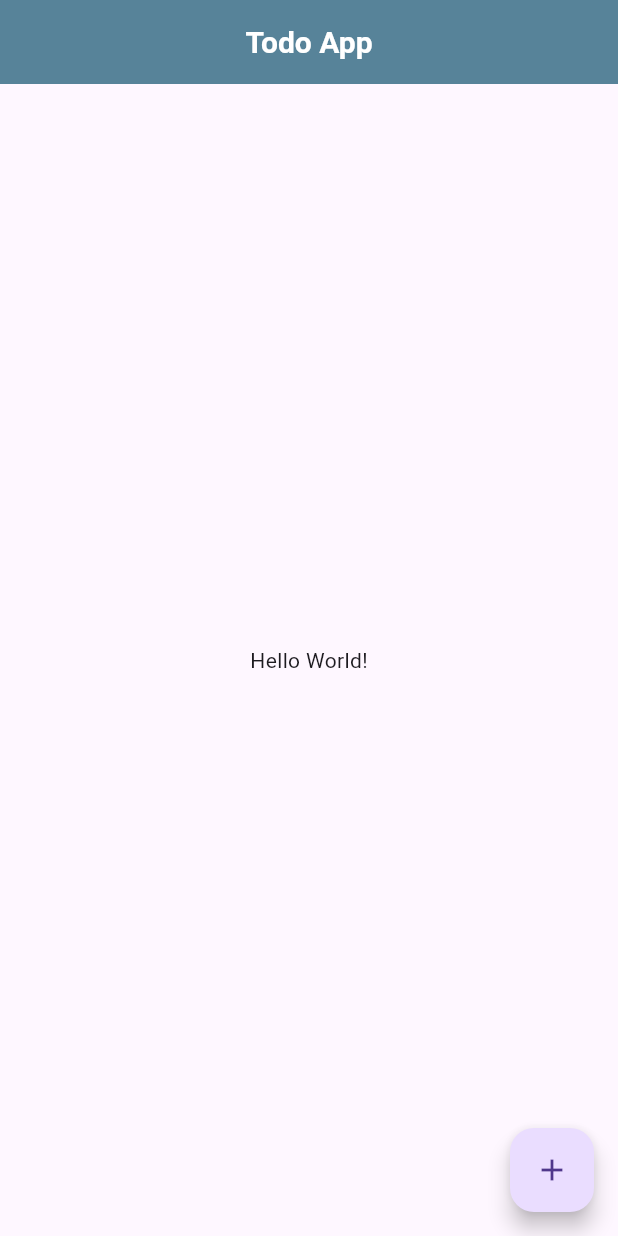
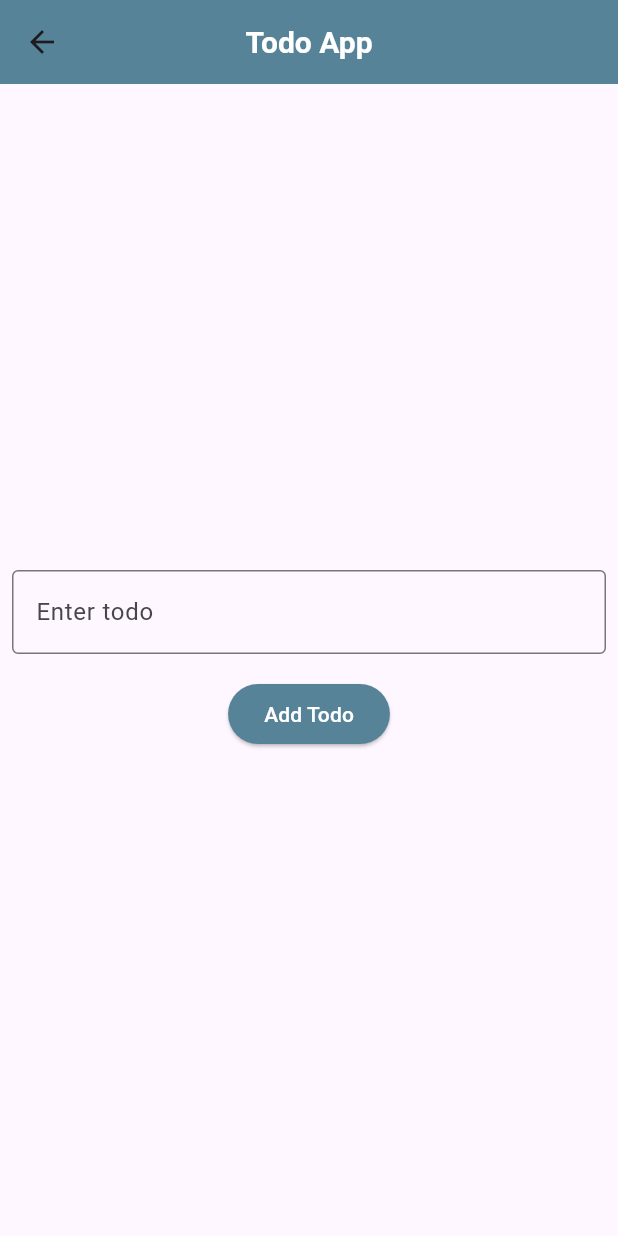
Before and after one commit to YOUHAD08/Flutter-Todo-App, a Flutter app: the screen it shows after launch, after a tap on the "add" icon, on a phone screen of 412 x 824 dp. Run offline on Flutter 3.47's test engine with Material 3 defaults, Android fonts, the phone set to English and light mode, and no system bars; our stand-ins replace flutter_riverpod.

Commit message:
feat(todo): implement AddTodoPage with form, update MyHomePage to navigate, and wrap app in ProviderScope

```diff
--- a/lib/main.dart
+++ b/lib/main.dart
@@ -1,8 +1,9 @@
 import 'package:flutter/material.dart';
+import 'package:flutter_riverpod/flutter_riverpod.dart';
 import 'package:to_do_app/pages/home.dart';
 
 void main() {
-  runApp(const MainApp());
+  runApp(ProviderScope(child: const MainApp()));
 }
 
 class MainApp extends StatelessWidget {
--- a/lib/pages/add.dart
+++ b/lib/pages/add.dart
@@ -0,0 +1,56 @@
+import 'package:flutter/material.dart';
+import 'package:flutter_riverpod/flutter_riverpod.dart';
+import 'package:to_do_app/providers/todo_provider.dart';
+
+class AddTodoPage extends ConsumerWidget {
+  const AddTodoPage({super.key});
+
+  @override
+  Widget build(BuildContext context, WidgetRef ref) {
+    TextEditingController todoController = TextEditingController();
+    return Scaffold(
+      appBar: AppBar(
+        title: Text('Todo App'),
+        centerTitle: true,
+        backgroundColor: const Color.fromARGB(255, 87, 131, 153),
+        titleTextStyle: TextStyle(
+          color: Colors.white,
+          fontSize: 20,
+          fontWeight: FontWeight.bold,
+        ),
+      ),
+      body: Center(
+        child: Column(
+          mainAxisAlignment: MainAxisAlignment.center,
+          children: [
+            Padding(
+              padding: const EdgeInsets.all(8.0),
+              child: TextField(
+                controller: todoController,
+                decoration: const InputDecoration(
+                  border: OutlineInputBorder(),
+                  hintText: 'Enter todo',
+                ),
+              ),
+            ),
+            Padding(
+              padding: const EdgeInsets.all(8.0),
+              child: ElevatedButton(
+                style: ElevatedButton.styleFrom(
+                  backgroundColor: const Color.fromARGB(255, 87, 131, 153),
+                  foregroundColor: Colors.white,
+                ),
+                onPressed: () {
+                  ref.read(todoProvider.notifier).addTodo(todoController.text);
+                  todoController.clear();
+                  Navigator.of(context).pop();
+                },
+                child: Text('Add Todo'),
+              ),
+            ),
+          ],
+        ),
+      ),
+    );
+  }
+}
--- a/lib/pages/home.dart
+++ b/lib/pages/home.dart
@@ -1,4 +1,5 @@
 import 'package:flutter/material.dart';
+import 'package:to_do_app/pages/add.dart';
 
 class MyHomePage extends StatefulWidget {
   const MyHomePage({super.key});
@@ -21,9 +22,13 @@ class _MyHomePageState extends State<MyHomePage> {
           fontWeight: FontWeight.bold,
         ),
       ),
-      body: Center(child: Text('Hello World!')),
+      body: Center(child: Column()),
       floatingActionButton: FloatingActionButton(
-        onPressed: () {},
+        onPressed: () {
+          Navigator.of(
+            context,
+          ).push(MaterialPageRoute(builder: (context) => const AddTodoPage()));
+        },
         child: Icon(Icons.add),
       ),
     );
```
